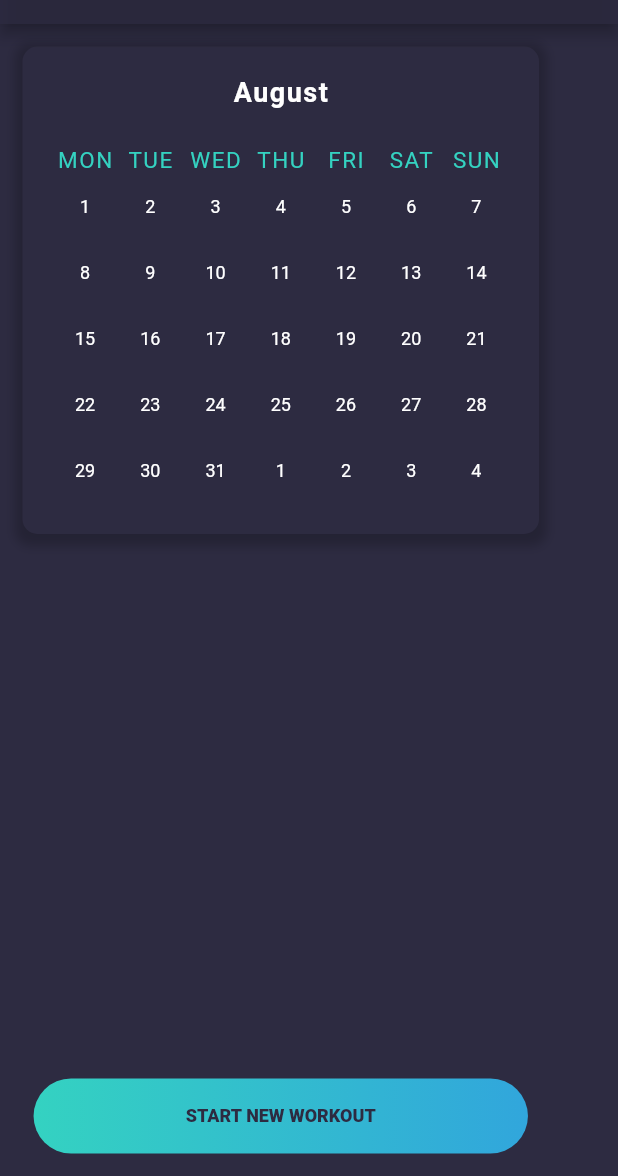
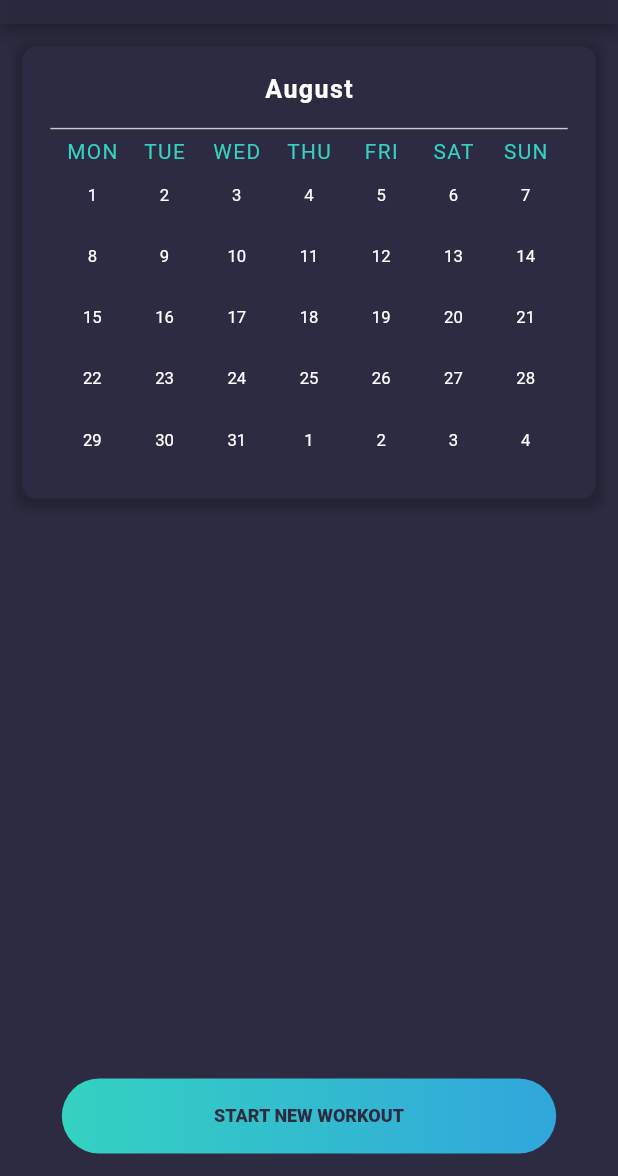
Before and after one commit to EXERLOG/exer_log, a Flutter app: the CalendarPage screen opened directly, on a phone screen of 412 x 824 dp, the part 60-1236 px from its top. Run offline on Flutter 3.47's test engine with Material 2 defaults, Android fonts, the phone set to English and light mode, and no system bars; our stand-ins replace cloud_firestore, connectivity, firebase_auth, firebase_core, flutter_riverpod, flutter_slidable and 3 more; accounts and stored records are empty; Roboto replaces fonts that are missing (Avenir).

Commit message:
patch: part of #157
- issue due to usage of fitted widget, everything in calendar screen body was slightly left aligned. adding a width fixes the issue

```diff
--- a/lib/UI/calendar/widgets/calendar_widget.dart
+++ b/lib/UI/calendar/widgets/calendar_widget.dart
@@ -1,5 +1,6 @@
 import 'package:exerlog/UI/calendar/widgets/date_widget.dart';
 import 'package:exerlog/UI/global.dart';
+import 'package:exerlog/src/core/base/extensions/context_extension.dart';
 import 'package:exerlog/src/core/theme/app_theme.dart';
 import 'package:exerlog/src/widgets/theme/theme_provider.dart';
 import 'package:flutter/material.dart';
@@ -22,12 +23,13 @@ class CalendarWidget extends StatelessWidget {
 
   @override
   Widget build(BuildContext context) {
-    return FittedBox(
-      child: ThemeProvider(
-        builder: (context, theme) {
-          ColorTheme colorTheme = theme.colorTheme;
-          return Container(
+    return ThemeProvider(
+      builder: (context, theme) {
+        ColorTheme colorTheme = theme.colorTheme;
+        return FittedBox(
+          child: Container(
             padding: EdgeInsets.all(20),
+            width: context.width,
             decoration: BoxDecoration(
               borderRadius: BorderRadius.circular(10),
               boxShadow: [
@@ -59,9 +61,9 @@ class CalendarWidget extends StatelessWidget {
                 )
               ],
             ),
-          );
-        },
-      ),
+          ),
+        );
+      },
     );
   }
 
```
